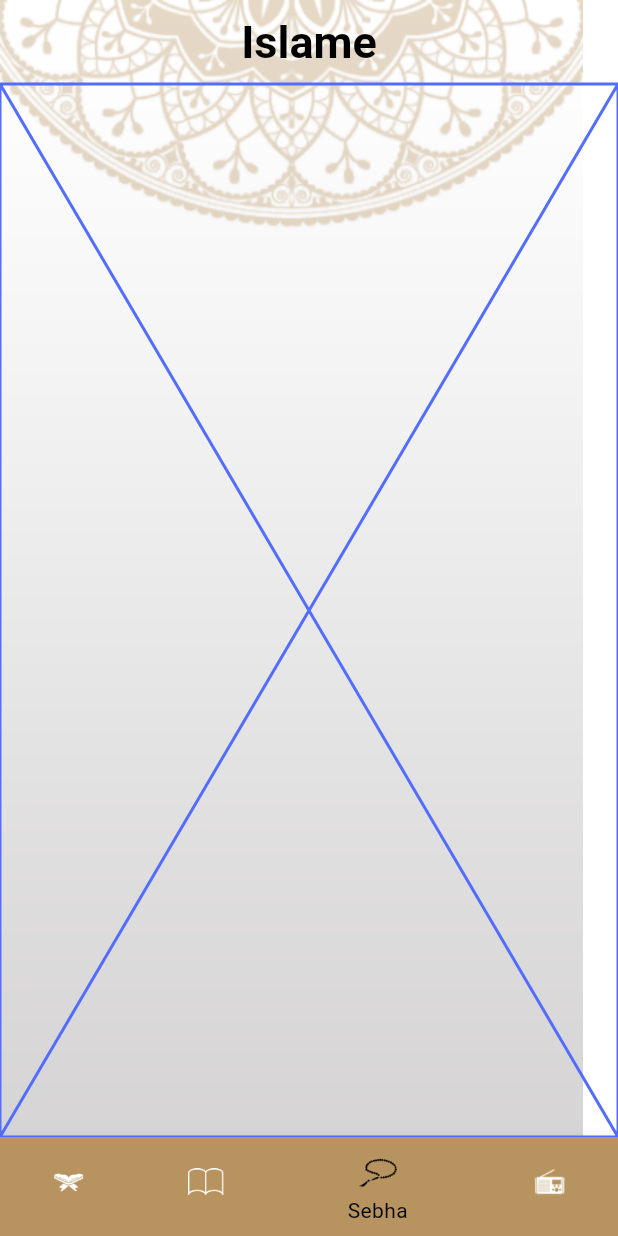
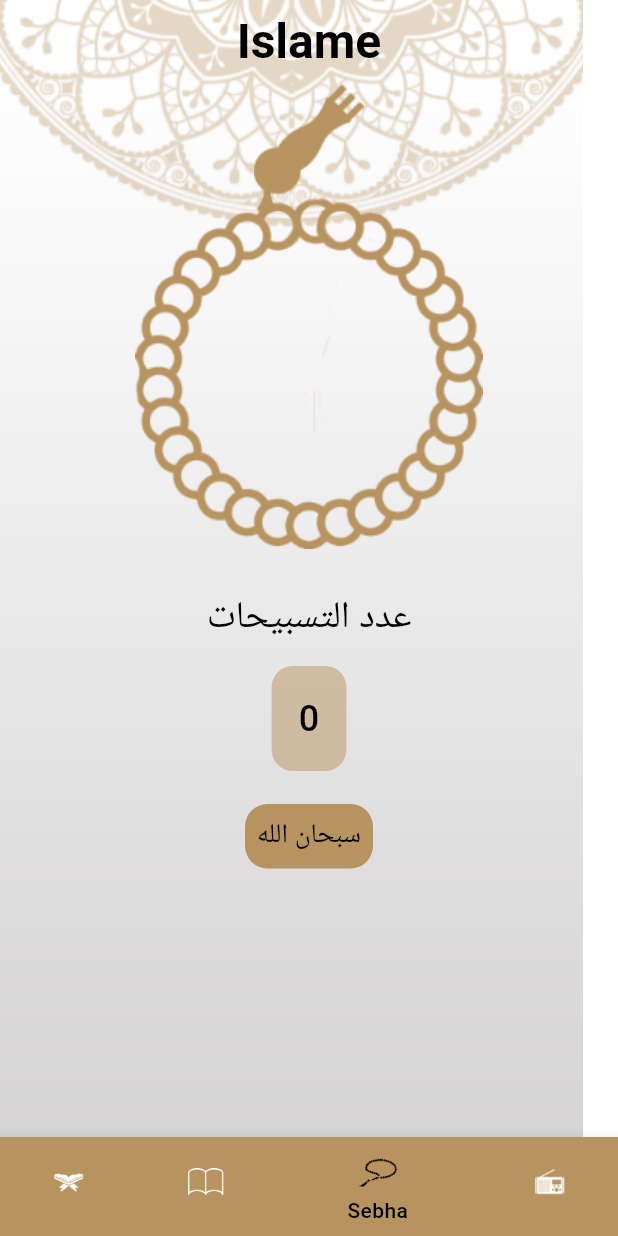
Before and after one commit to zeinabmostafa1/Islame_App, a Flutter app: the screen it shows after launch, on a phone screen of 412 x 824 dp. Run offline on Flutter 3.47's test engine with Material 3 defaults, Android fonts, the phone set to English and light mode, and no system bars; Roboto replaces fonts that are missing (Messiri).

```diff
--- a/lib/core/theme/my_theme.dart
+++ b/lib/core/theme/my_theme.dart
@@ -1,18 +1,34 @@
 import 'package:flutter/material.dart';
 
 class MyThemeData {
-
   static final Color lightPrimaryColor = Color(0xffB7935F);
+  static final Color darkPrimaryColor = Color(0xff141A2E);
+  static final Color darkSecondaryColor = Color(0xffFACC1D);
 
   static final ThemeData lightTheme = ThemeData(
+      textTheme: TextTheme(
+          titleLarge: TextStyle(
+              fontSize: 32,
+              color: Colors.black,
+              fontWeight: FontWeight.bold,
+              fontFamily: 'Messiri'),
+          titleMedium: TextStyle(
+              fontSize: 30,
+              color: Colors.black,
+              fontWeight: FontWeight.w500,
+              fontFamily: 'Messiri'),
+          bodyMedium: TextStyle(
+              fontSize: 24,
+              color: Colors.black,
+              fontWeight: FontWeight.w500,
+              fontFamily: 'Messiri')),
       bottomNavigationBarTheme: BottomNavigationBarThemeData(
           backgroundColor: lightPrimaryColor,
           unselectedItemColor: Colors.white,
           selectedItemColor: Colors.black,
           selectedIconTheme: IconThemeData(
             size: 32,
-      )
-    ),
+          )),
       scaffoldBackgroundColor: Colors.transparent,
       appBarTheme: AppBarTheme(
           iconTheme: IconThemeData(
@@ -26,10 +42,63 @@ class MyThemeData {
             fontSize: 30,
             fontWeight: FontWeight.bold,
           )),
+      cardTheme: CardTheme(
+        color: Colors.white,
+        surfaceTintColor: null,
+      ),
       colorScheme: ColorScheme.fromSeed(
           seedColor: Color(0xffB7935F),
           primary: Color(0xffB7935F),
           onPrimary: Colors.white,
           secondary: Color(0xffB7935F),
           onSecondary: Colors.black));
+
+  static final ThemeData darkTheme = ThemeData(
+      textTheme: TextTheme(
+          titleLarge: TextStyle(
+              fontSize: 32,
+              color: Colors.white,
+              fontWeight: FontWeight.bold,
+              fontFamily: 'Messiri'),
+          titleMedium: TextStyle(
+              fontSize: 30,
+              color: Colors.white,
+              fontWeight: FontWeight.w500,
+              fontFamily: 'Messiri'),
+          bodyMedium: TextStyle(
+              fontSize: 24,
+              color: Colors.white,
+              fontWeight: FontWeight.w500,
+              fontFamily: 'Messiri')
+      ),
+      bottomNavigationBarTheme: BottomNavigationBarThemeData(
+          backgroundColor: darkPrimaryColor,
+          unselectedItemColor: Colors.white,
+          selectedItemColor: darkSecondaryColor,
+          selectedIconTheme: IconThemeData(
+            size: 32,
+          )),
+      scaffoldBackgroundColor: Colors.transparent,
+      appBarTheme: AppBarTheme(
+          iconTheme: IconThemeData(
+            color: Colors.white,
+          ),
+          centerTitle: true,
+          elevation: 0,
+          backgroundColor: Colors.transparent,
+          titleTextStyle: TextStyle(
+            color: Colors.white,
+            fontSize: 30,
+            fontWeight: FontWeight.bold,
+          )),
+      cardTheme: CardTheme(
+        color: darkPrimaryColor,
+        surfaceTintColor: null,
+      ),
+      colorScheme: ColorScheme.fromSeed(
+          seedColor: darkPrimaryColor,
+          primary: darkPrimaryColor,
+          onPrimary: Colors.white,
+          secondary: darkSecondaryColor,
+          onSecondary: Colors.black));
 }
--- a/lib/main.dart
+++ b/lib/main.dart
@@ -24,6 +24,8 @@ class MyApp extends StatelessWidget {
         HadethDetails.routeName : (_) => HadethDetails(),
       },
       theme: MyThemeData.lightTheme,
+      darkTheme: MyThemeData.darkTheme,
+      themeMode: ThemeMode.light,
     );
   }
 }
--- a/lib/ui/home/hadeth/hadeth_tab.dart
+++ b/lib/ui/home/hadeth/hadeth_tab.dart
@@ -35,7 +35,7 @@ List<Hadeth> allHadeth = [];
           padding: const EdgeInsets.symmetric(vertical: 5),
           child: Text(
             'Hadeth',
-            style: TextStyle(fontSize: 25, fontWeight: FontWeight.bold),
+            style: Theme.of(context).textTheme.titleMedium,
           ),
         ),
         Container(
--- a/lib/ui/home/hadeth/hadeth_title.dart
+++ b/lib/ui/home/hadeth/hadeth_title.dart
@@ -18,9 +18,7 @@ class HadethTitle extends StatelessWidget {
       child: Text(
         hadeth.title,
         textAlign: TextAlign.center,
-        style: TextStyle(
-          fontSize: 24,
-        ),
+        style: Theme.of(context).textTheme.bodyMedium
       ),
     );
   }
--- a/lib/ui/home/home_screen.dart
+++ b/lib/ui/home/home_screen.dart
@@ -1,4 +1,5 @@
 import 'package:flutter/material.dart';
+import 'package:islame_app/core/theme/my_theme.dart';
 import 'package:islame_app/core/utils/assets_manager.dart';
 import 'package:islame_app/core/utils/default_screen.dart';
 import 'package:islame_app/ui/home/hadeth/hadeth_tab.dart';
@@ -22,7 +23,7 @@ class _HomeScreenState extends State<HomeScreen> {
   Widget build(BuildContext context) {
     return DefaultScreen(body:  Scaffold(
       appBar: AppBar(
-        title: Text('Islame'),
+        title: Text('Islame', style: Theme.of(context).textTheme.titleLarge,),
       ),
         body: tabs[selectedIndex],
           bottomNavigationBar: BottomNavigationBar(
@@ -33,10 +34,11 @@ class _HomeScreenState extends State<HomeScreen> {
             },
             currentIndex: selectedIndex,
             items: [
-              BottomNavBar('Quraan', 'icon_quran.png'),
-              BottomNavBar('Hadeth', 'icon_hadeth.png'),
-              BottomNavBar('Sebha', 'icon_sebha.png'),
-              BottomNavBar('Radio', 'icon_radio.png'),
+              BottomNavBar('Quraan', 'icon_quran.png', Theme.of(context).colorScheme.primary),
+              BottomNavBar('Hadeth', 'icon_hadeth.png',Theme.of(context).colorScheme.primary),
+              BottomNavBar('Sebha', 'icon_sebha.png',Theme.of(context).colorScheme.primary),
+              BottomNavBar('Radio', 'icon_radio.png',Theme.of(context).colorScheme.primary),
+              // BottomNavBar('Settings',),
             ],
           )),
     );
--- a/lib/ui/home/quraan/chapter_title.dart
+++ b/lib/ui/home/quraan/chapter_title.dart
@@ -17,9 +17,7 @@ class ChapterTitle extends StatelessWidget {
       child: Text(
         title,
         textAlign: TextAlign.center,
-        style: TextStyle(
-          fontSize: 24,
-        ),
+        style: Theme.of(context).textTheme.bodyMedium
       ),
     );
   }
--- a/lib/ui/home/quraan/quraan_tab.dart
+++ b/lib/ui/home/quraan/quraan_tab.dart
@@ -135,7 +135,7 @@ class QuraanTab extends StatelessWidget {
           padding: const EdgeInsets.symmetric(vertical: 5),
           child: Text(
             'Chapter Name',
-            style: TextStyle(fontSize: 25, fontWeight: FontWeight.bold),
+            style: Theme.of(context).textTheme.titleMedium
           ),
         ),
         Container(
--- a/lib/ui/home/tasbeh/tasbeh_tab.dart
+++ b/lib/ui/home/tasbeh/tasbeh_tab.dart
@@ -1,12 +1,95 @@
 import 'package:flutter/material.dart';
+import 'package:islame_app/core/theme/my_theme.dart';
+import 'package:islame_app/core/utils/assets_manager.dart';
 
-class TasbehTab extends StatelessWidget {
+class TasbehTab extends StatefulWidget {
   const TasbehTab({super.key});
+
+
+  @override
+  State<TasbehTab> createState() => _TasbehTabState();
+}
+
+class _TasbehTabState extends State<TasbehTab> {
+
+  int index = 0;
+  int counter = 0;
+  double angle = 0;
+
+  List<String> azkar = ['سبحان الله',
+  'الحمد لله',
+  'لاإله إلا الله',
+  'الله أكبر'];
 
   @override
   Widget build(BuildContext context) {
-    return const Placeholder(
-      color: Colors.indigoAccent,
+    return Column(
+      crossAxisAlignment: CrossAxisAlignment.stretch,
+      children: [
+        Stack(
+          alignment: Alignment.topCenter,
+         children: [
+           Image.asset(getImagePath('head_sebha_logo.png')),
+           Padding(
+             padding: const EdgeInsets.only(top: 76.0),
+             child: Transform.rotate(
+               angle: angle,
+               child: GestureDetector(
+                   onTap: () {
+                     tasbehCounter();
+                   },
+                   child: Image.asset(getImagePath('body_sebha_logo.png'))),
+             ),
+           ),
+         ],
+        ),
+        Padding(
+          padding: const EdgeInsets.only(top: 27),
+          child: Text('عدد التسبيحات', style: TextStyle(fontSize: 25,),textAlign: TextAlign.center),
+        ),
+        Padding(
+          padding: const EdgeInsets.only(top: 14),
+          child: Center(
+            child: Container(
+              padding: EdgeInsets.all(18),
+              decoration: BoxDecoration(
+                  color: MyThemeData.lightPrimaryColor.withOpacity(0.5),
+                  borderRadius: BorderRadius.circular(14),
+
+              ),
+              child: Text('$counter'),
+            ),
+          ),
+        ),
+        Padding(
+          padding: const EdgeInsets.only(top: 22),
+          child: Center(
+            child: Container(
+              decoration: BoxDecoration(
+                color: MyThemeData.lightPrimaryColor,
+                borderRadius: BorderRadius.circular(15),
+              ),
+                child: Padding(
+                  padding: const EdgeInsets.all(8.0),
+                  child: Text('${azkar[index]}' , style: TextStyle(fontSize: 18),),
+                )),
+          ),
+        ),
+      ],
     );
   }
+  tasbehCounter(){
+    counter++;
+    if(counter % 33 == 0){
+      index++;
+      counter = 0;
+    }
+    if(index == azkar.length){
+      index = 0;
+    }
+    angle += 360/4;
+    setState(() {
+
+    });
+  }
 }
--- a/lib/ui/home/widgets/bottom_nav_item.dart
+++ b/lib/ui/home/widgets/bottom_nav_item.dart
@@ -3,10 +3,10 @@ import 'package:islame_app/core/theme/my_theme.dart';
 import 'package:islame_app/core/utils/assets_manager.dart';
 
 class BottomNavBar extends BottomNavigationBarItem {
-  BottomNavBar(String title, String iconPath)
+  BottomNavBar(String title, String iconPath, Color backgroundColor)
       : super(
-            icon: ImageIcon(AssetImage(getImagePath(iconPath))),
-            label: title,
-            backgroundColor: MyThemeData.lightPrimaryColor,
-  );
+          icon: ImageIcon(AssetImage(getImagePath(iconPath))),
+          label: title,
+          backgroundColor: backgroundColor,
+        );
 }
```
Also changed, not shown: pubspec.yaml (+8 -8 lines). Lines whose indentation alone changed are shown as unchanged.
